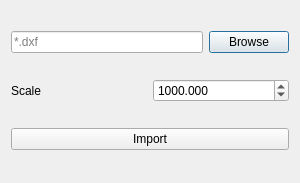
Above: safe/punch/Resources/ui/import_from_dxf.ui from ebrahimraeyat/OSAFE before the change. Below: the same form after it.
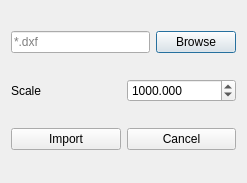
That is the form after the change. Icons and pictures are not drawn.

Commit message: Remove standard buttons from dialogs

The edit to the form file:
```diff
--- a/safe/punch/Resources/ui/import_from_dxf.ui
+++ b/safe/punch/Resources/ui/import_from_dxf.ui
@@ -6,7 +6,7 @@
    <rect>
     <x>0</x>
     <y>0</y>
-    <width>300</width>
+    <width>247</width>
     <height>183</height>
    </rect>
   </property>
@@ -67,6 +67,8 @@
     </layout>
    </item>
    <item>
+    <layout class="QHBoxLayout" name="horizontalLayout_3">
+     <item>
     <widget class="QPushButton" name="import_button">
      <property name="text">
       <string>Import</string>
@@ -75,7 +77,32 @@
       <iconset resource="../../py_widget/resource.qrc">
        <normaloff>:/safe/Resources/icons/import_dxf.svg</normaloff>:/safe/Resources/icons/import_dxf.svg</iconset>
      </property>
-    </widget>
+       <property name="iconSize">
+        <size>
+         <width>40</width>
+         <height>40</height>
+        </size>
+       </property>
+      </widget>
+     </item>
+     <item>
+      <widget class="QPushButton" name="cancel_pushbutton">
+       <property name="text">
+        <string>Cancel</string>
+       </property>
+       <property name="icon">
+        <iconset resource="../../py_widget/resource.qrc">
+         <normaloff>:/safe/Resources/icons/cancel.png</normaloff>:/safe/Resources/icons/cancel.png</iconset>
+       </property>
+       <property name="iconSize">
+        <size>
+         <width>40</width>
+         <height>40</height>
+        </size>
+       </property>
+      </widget>
+     </item>
+    </layout>
    </item>
   </layout>
  </widget>
```
Lines whose indentation alone changed are shown as unchanged. The commit also changes 14 other files.
